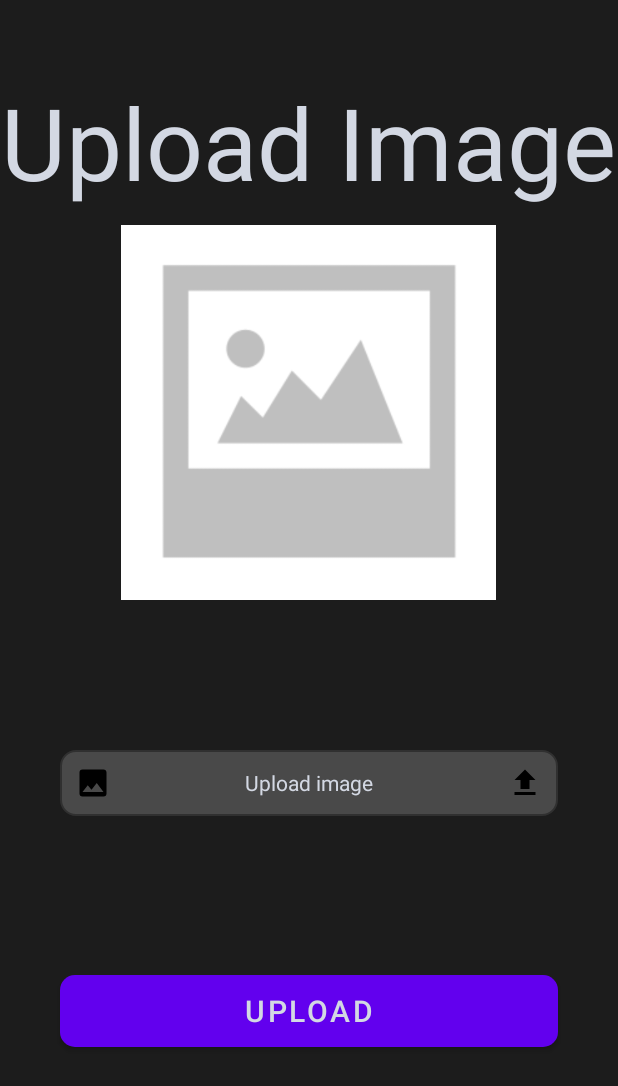
After one commit to maimanger/mobile-app-metu, an Android app: the UploadActivity screen opened directly, with no data from a screen before it, on a phone screen of 412 x 824 dp. The commit adds this screen. Shown: the top 1086 px of the screen. Run offline under Robolectric (Android 15) with nearby library versions, the phone set to English and light mode, and no system bars; our stand-ins replace Firebase (no records; nobody signed in at launch, a user with empty details on screens opened directly); Roboto replaces fonts that are not available here.

Commit message:
Added upload image related class with firebase SDK.

```diff
--- a/app/src/main/AndroidManifest.xml
+++ b/app/src/main/AndroidManifest.xml
@@ -1,6 +1,9 @@
 <?xml version="1.0" encoding="utf-8"?>
 <manifest xmlns:android="http://schemas.android.com/apk/res/android"
     package="edu.neu.madcourse.metu">
+
+    <uses-permission android:name="android.permission.INTERNET" /> <!-- Permission for internet -->
+    <uses-permission android:name="android.permission.WRITE_EXTERNAL_STORAGE" />
 
     <application
         android:allowBackup="true"
@@ -9,6 +12,9 @@
         android:roundIcon="@mipmap/ic_launcher_metu_round"
         android:supportsRtl="true"
         android:theme="@style/Theme.MetU">
+        <activity
+            android:name=".profile.imageUpload.UploadActivity"
+            android:exported="false" />
         <activity
             android:name=".contacts.ContactsActivity"
             android:exported="false" />
--- a/app/src/main/java/edu/neu/madcourse/metu/profile/UserProfileActivity.java
+++ b/app/src/main/java/edu/neu/madcourse/metu/profile/UserProfileActivity.java
@@ -23,7 +23,7 @@ import edu.neu.madcourse.metu.contacts.ContactsPagerAdapter;
 
 public class UserProfileActivity extends AppCompatActivity {
     // TODO(xin): hard-coding, need to interpret from login user and clicked user
-    private final String userId = "45354";
+    private final String userId = "self";
     private final Boolean isFriend = false;
 
     private RecyclerView storyRecyclerView;
--- /dev/null
+++ b/app/src/main/res/drawable/file_upload_field.xml
@@ -0,0 +1,22 @@
+<?xml version="1.0" encoding="utf-8"?>
+<selector xmlns:android="http://schemas.android.com/apk/res/android">
+    <item>
+        <shape>
+            <gradient
+                android:angle="270"
+                android:endColor="@color/element_black"
+                android:startColor="@color/element_black" />
+            <stroke
+                android:width="1dp"
+                android:color="@color/bg_black1" />
+            <corners
+                android:radius="10dp" />
+            <padding
+                android:bottom="10dp"
+                android:left="10dp"
+                android:right="10dp"
+                android:top="10dp" />
+        </shape>
+    </item>
+
+</selector>
--- /dev/null
+++ b/app/src/main/res/drawable/file_upload_round_button.xml
@@ -0,0 +1,12 @@
+<?xml version="1.0" encoding="utf-8"?>
+<shape xmlns:android="http://schemas.android.com/apk/res/android" android:shape="rectangle" >
+    <gradient android:angle="45"
+        android:startColor="@color/bg_black1"
+        android:endColor="@color/bg_black1"
+        android:type="linear"/>
+    <corners
+        android:bottomRightRadius="10dp"
+        android:bottomLeftRadius="10dp"
+        android:topLeftRadius="10dp"
+        android:topRightRadius="10dp" />
+</shape>
--- /dev/null
+++ b/app/src/main/res/drawable/image.xml
@@ -0,0 +1,8 @@
+<!-- drawable/image.xml -->
+<vector xmlns:android="http://schemas.android.com/apk/res/android"
+    android:height="24dp"
+    android:width="24dp"
+    android:viewportWidth="24"
+    android:viewportHeight="24">
+    <path android:fillColor="#000" android:pathData="M8.5,13.5L11,16.5L14.5,12L19,18H5M21,19V5C21,3.89 20.1,3 19,3H5A2,2 0 0,0 3,5V19A2,2 0 0,0 5,21H19A2,2 0 0,0 21,19Z" />
+</vector>
--- /dev/null
+++ b/app/src/main/res/drawable/upload.xml
@@ -0,0 +1,8 @@
+<!-- drawable/upload.xml -->
+<vector xmlns:android="http://schemas.android.com/apk/res/android"
+    android:height="24dp"
+    android:width="24dp"
+    android:viewportWidth="24"
+    android:viewportHeight="24">
+    <path android:fillColor="#000" android:pathData="M9,16V10H5L12,3L19,10H15V16H9M5,20V18H19V20H5Z" />
+</vector>
--- a/app/src/main/res/layout/activity_edit_profile.xml
+++ b/app/src/main/res/layout/activity_edit_profile.xml
@@ -49,6 +49,7 @@
                 >
 
                 <ImageView
+                    android:id="@+id/edit_profile_image"
                     android:layout_width="wrap_content"
                     android:layout_height="165dp"
                     android:src="@drawable/profile_picture" />
--- /dev/null
+++ b/app/src/main/res/layout/activity_upload.xml
@@ -0,0 +1,59 @@
+<?xml version="1.0" encoding="utf-8"?>
+<RelativeLayout
+    xmlns:android="http://schemas.android.com/apk/res/android"
+    xmlns:tools ="http://schemas.android.com/tools"
+    android:layout_width="match_parent"
+    android:layout_height="match_parent"
+    android:background="@color/bg_black2"
+    tools:context=".profile.imageUpload.UploadActivity">
+
+    <TextView
+        android:layout_width="wrap_content"
+        android:layout_height="wrap_content"
+        android:layout_alignParentTop="true"
+        android:layout_centerHorizontal="true"
+        android:layout_marginTop="50dp"
+        android:text="Upload Image"
+        android:textColor="#d3d8e3"
+        android:textSize="100px" />
+
+    <ImageView
+        android:id="@+id/img"
+        android:layout_width="250dp"
+        android:layout_height="250dp"
+        android:layout_centerHorizontal="true"
+        android:layout_marginTop="150dp"
+        android:src="@drawable/no_image" />
+
+    <TextView
+        android:id="@+id/item_img"
+        android:layout_width="match_parent"
+        android:layout_height="wrap_content"
+        android:layout_marginLeft="40dp"
+        android:layout_marginTop="500dp"
+        android:layout_marginRight="40dp"
+        android:background="@drawable/file_upload_field"
+        android:clickable="true"
+        android:drawableStart="@drawable/image"
+        android:drawableEnd="@drawable/upload"
+        android:drawablePadding="5dp"
+        android:gravity="center"
+        android:text="Upload image"
+        android:textColor="@color/element_white"
+        android:textCursorDrawable="@null" />
+
+    <Button
+        android:id="@+id/create_item"
+        android:layout_width="match_parent"
+        android:layout_height="wrap_content"
+        android:text="UPLOAD"
+        android:layout_marginRight="40dp"
+        android:layout_marginLeft="40dp"
+        android:layout_marginTop="650dp"
+        android:elevation="10dp"
+        android:textColor="@color/element_white"
+        android:textSize="20dp"
+        android:background="@drawable/file_upload_round_button"
+        android:gravity="center"/>
+
+</RelativeLayout>
--- a/app/src/main/res/values/colors.xml
+++ b/app/src/main/res/values/colors.xml
@@ -8,13 +8,17 @@
     <color name="black">#FF000000</color>
     <color name="white">#FFFFFFFF</color>
     <color name="colorBackground">#FBFBFB</color>
-
+    <!-- Added Colors -->
     <color name="colorPrimary">#20A9FF</color>
     <color name="colorPrimaryDark">#0760FF</color>
     <color name="colorAccent">#FF2020</color>
     <color name="colorWhite">#FFFFFFFF</color>
     <color name="colorTextPrimary">#212121</color>
     <color name="colorTextSecondary">#757575</color>
+    <color name="bg_black1">#303030</color>
+    <color name="bg_black2">#1c1c1c</color>
+    <color name="element_black">#494949</color>
+    <color name="element_white">#d3d8e3</color>
 
 
 </resources>
--- a/build.gradle
+++ b/build.gradle
@@ -6,6 +6,7 @@ buildscript {
     }
     dependencies {
         classpath "com.android.tools.build:gradle:7.0.4"
+        classpath 'com.google.gms:google-services:4.3.10'
 
         // NOTE: Do not place your application dependencies here; they belong
         // in the individual module build.gradle files
```
Also changed, not shown: app/build.gradle (+12 -0 lines), app/src/main/java/edu/neu/madcourse/metu/profile/EditProfileActivity.java (+10 -0 lines), app/src/main/java/edu/neu/madcourse/metu/profile/imageUpload/Image.java (added, +30 -0 lines), app/src/main/java/edu/neu/madcourse/metu/profile/imageUpload/UploadActivity.java (added, +224 -0 lines), app/src/main/java/edu/neu/madcourse/metu/profile/imageUpload/UploadActivityOld.java (added, +127 -0 lines), app/src/main/res/drawable/file_upload_image_border.xml (added, +7 -0 lines), app/src/main/res/drawable/no_image.png (added), 1 other file.
